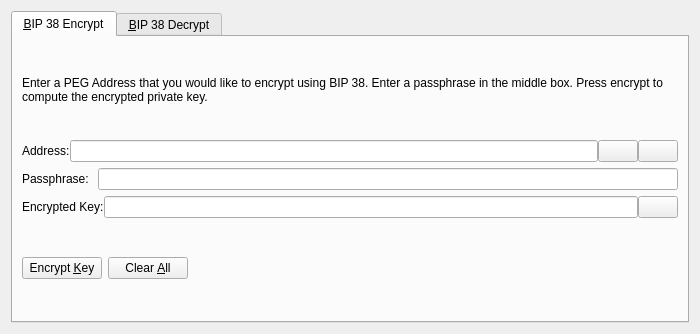
Above: src/qt/forms/bip38tooldialog.ui from peg-dev/pegasus before the change. Below: the same form after it.
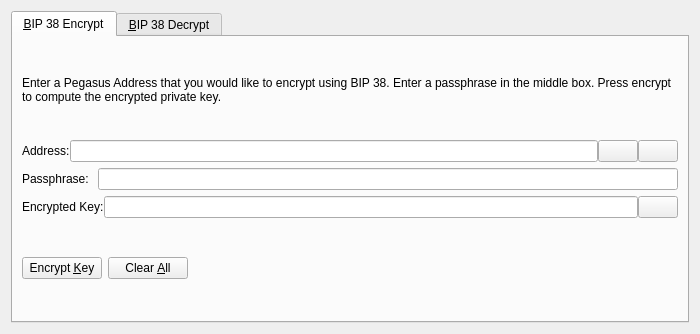
That is the form after the change. The open tabs and pages were chosen to show the change. Icons and pictures are not drawn. Custom widgets are drawn as their Qt base class.

```diff
--- a/src/qt/forms/bip38tooldialog.ui
+++ b/src/qt/forms/bip38tooldialog.ui
@@ -30,7 +30,7 @@
        <item>
         <widget class="QLabel" name="infoLabel_ENC">
          <property name="text">
-          <string>Enter a PEG Address that you would like to encrypt using BIP 38. Enter a passphrase in the middle box. Press encrypt to compute the encrypted private key.</string>
+          <string>Enter a Pegasus Address that you would like to encrypt using BIP 38. Enter a passphrase in the middle box. Press encrypt to compute the encrypted private key.</string>
          </property>
          <property name="textFormat">
           <enum>Qt::PlainText</enum>
```
Left out of the diff: 8 changed lines with no effect on the pictures.
